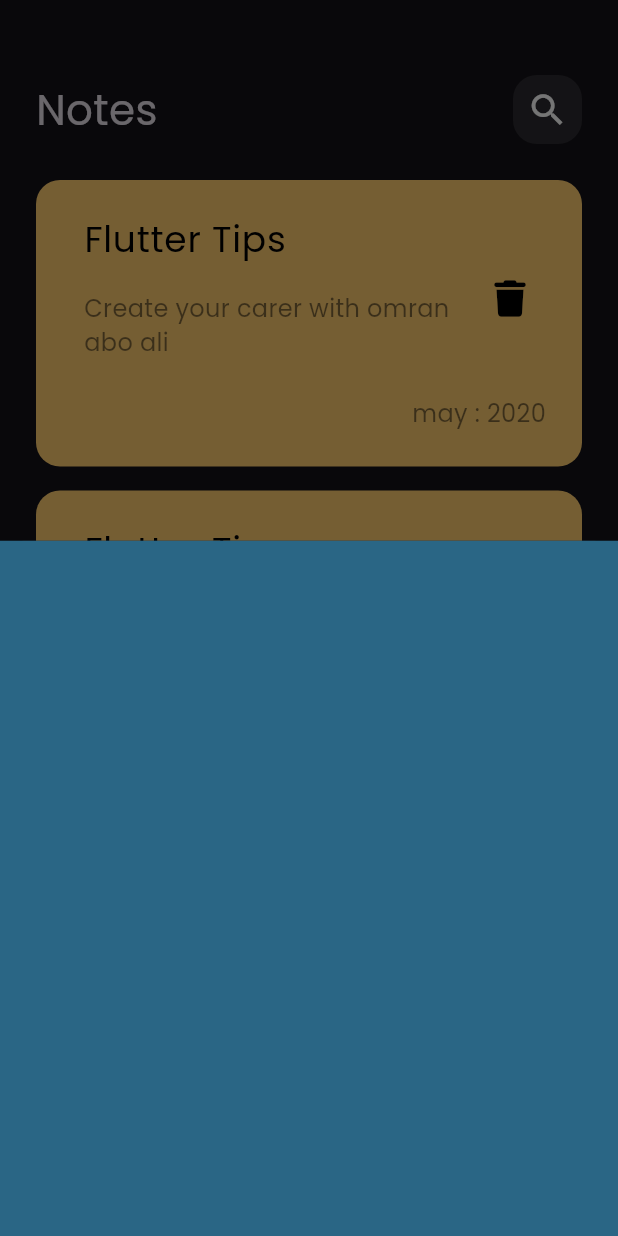
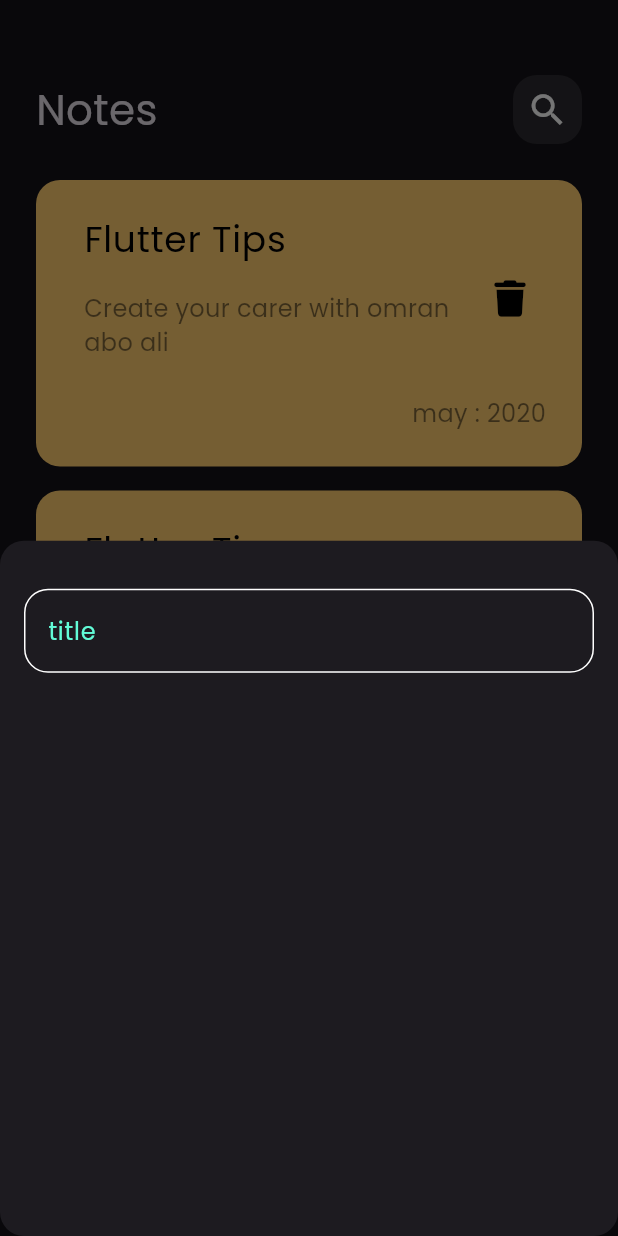
Before and after one commit to omr7n/notes_app, a Flutter app: the screen it shows after launch, after a tap on the "add" icon, on a phone screen of 412 x 824 dp. Run offline on Flutter 3.47's test engine with Material 3 defaults, Android fonts, the phone set to English and light mode, and no system bars; our stand-ins replace font_awesome_flutter.

Commit message:
create custom text field

```diff
--- /dev/null
+++ b/lib/constants.dart
@@ -0,0 +1,3 @@
+import 'package:flutter/material.dart';
+
+Color KPrimaryColor = Color(0xff62fcd7);
--- a/lib/widget/add_note_bottom_sheet.dart
+++ b/lib/widget/add_note_bottom_sheet.dart
@@ -1,10 +1,23 @@
 import 'package:flutter/material.dart';
+import 'package:notes_app/widget/custom-text_field.dart';
 
 class AddNoteBottomSheet extends StatelessWidget {
   const AddNoteBottomSheet({super.key});
 
   @override
   Widget build(BuildContext context) {
-    return Container(color: const Color.fromARGB(255, 42, 102, 133));
+    return Container(
+      child: Padding(
+        padding: const EdgeInsets.symmetric(horizontal: 16),
+        child: Column(
+          children: [
+            SizedBox(
+              height: 32,
+            ),
+            CustomTextField()
+          ],
+        ),
+      ),
+    );
   }
 }
--- /dev/null
+++ b/lib/widget/custom-text_field.dart
@@ -0,0 +1,27 @@
+import 'package:flutter/material.dart';
+
+import '../constants.dart';
+
+class CustomTextField extends StatelessWidget {
+  const CustomTextField({super.key});
+
+  @override
+  Widget build(BuildContext context) {
+    return TextField(
+      cursorColor: KPrimaryColor,
+      decoration: InputDecoration(
+        hintText: "title",
+        hintStyle: TextStyle(color: KPrimaryColor),
+        border: buildBorder(),
+        enabledBorder: buildBorder(),
+        focusedBorder: buildBorder(KPrimaryColor),
+      ),
+    );
+  }
+
+  OutlineInputBorder buildBorder([color]) {
+    return OutlineInputBorder(
+        borderRadius: BorderRadius.circular(16),
+        borderSide: BorderSide(color: color ?? Colors.white));
+  }
+}
```
